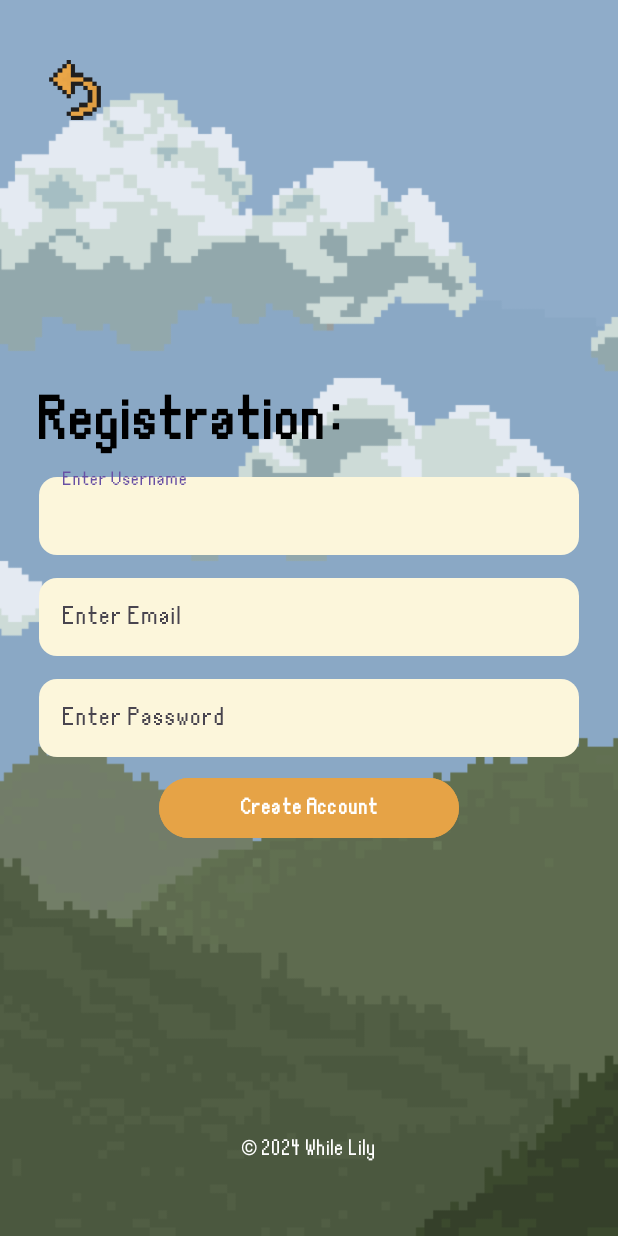
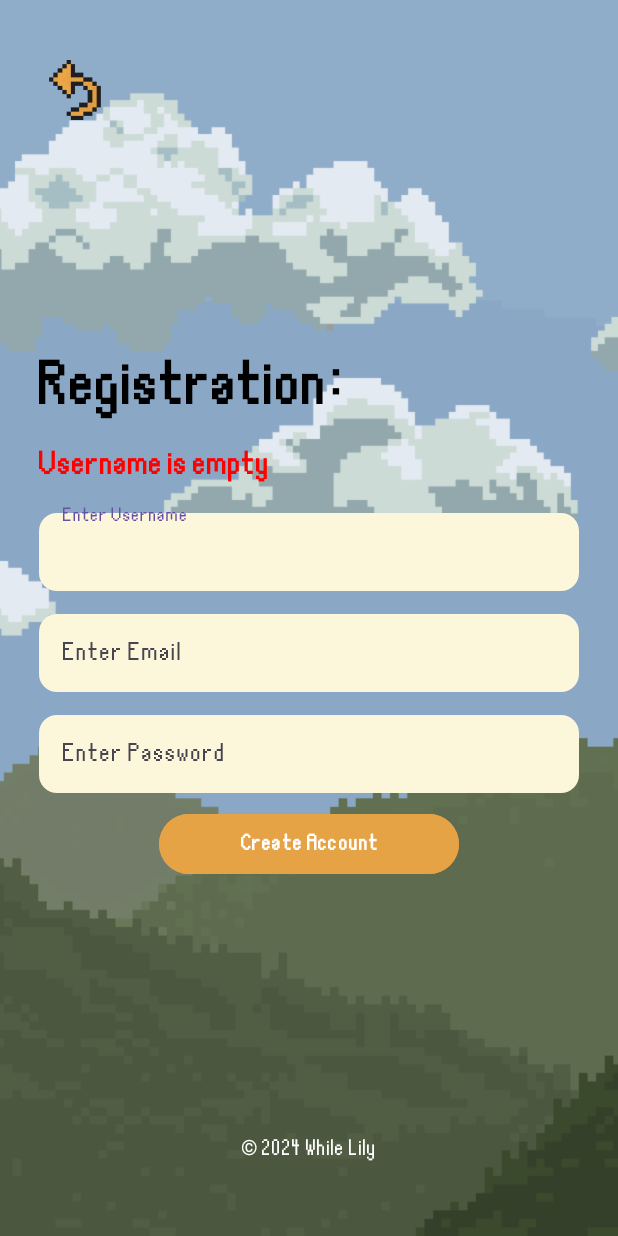
Before and after one commit to marcojalenyu/taskbound, an Android app: the RegisterActivity screen opened directly, with no data from a screen before it, after a tap on "Create Account", on a phone screen of 412 x 824 dp. Run offline under Robolectric (Android 15) with nearby library versions, the phone set to English and light mode, and no system bars; our stand-ins replace Firebase (no records; nobody signed in at launch, a user with empty details on screens opened directly); libraries missing offline, so code that uses them is left out: org.mindrot.jbcrypt.

Commit message:
ui: Replaced input error Toast with a TextView

```diff
--- a/app/src/main/java/com/mobdeve/s17/taskbound/RegisterActivity.java
+++ b/app/src/main/java/com/mobdeve/s17/taskbound/RegisterActivity.java
@@ -1,11 +1,13 @@
 package com.mobdeve.s17.taskbound;
 
+import android.annotation.SuppressLint;
 import android.content.Intent;
 import android.os.Bundle;
 import android.text.TextUtils;
 import android.view.View;
 import android.widget.Button;
 import android.widget.ImageButton;
+import android.widget.TextView;
 import android.widget.Toast;
 
 import androidx.activity.EdgeToEdge;
@@ -29,6 +31,7 @@ import org.mindrot.jbcrypt.BCrypt;
 public class RegisterActivity extends AppCompatActivity {
 
     // UI components
+    TextView tvErrorRegister;
     TextInputEditText newEmail, newUsername, newPassword;
     // Session components
     private UserSession currSession;
@@ -69,6 +72,7 @@ public class RegisterActivity extends AppCompatActivity {
         this.newEmail = findViewById(R.id.newEmail);
         this.newUsername = findViewById(R.id.newUsername);
         this.newPassword = findViewById(R.id.newPassword);
+        this.tvErrorRegister = findViewById(R.id.tvErrorRegister);
         Button btnCreateAccount = findViewById(R.id.btnCreateAccount);
         ImageButton btnBackToLogin = findViewById(R.id.btnBackToLogin);
         btnCreateAccount.setOnClickListener(this::btnClickedCreateAccount);
@@ -103,25 +107,36 @@ public class RegisterActivity extends AppCompatActivity {
      *  @param emailInput - the email input
      *  @param passwordInput - the password input
      */
+    @SuppressLint("SetTextI18n")
     private boolean inputIsValid(String usernameInput, String emailInput, String passwordInput) {
 
         if (TextUtils.isEmpty(usernameInput)) {
-            Toast.makeText(RegisterActivity.this, "Enter username", Toast.LENGTH_SHORT).show();
+            tvErrorRegister.setText("Username is empty");
+            tvErrorRegister.setVisibility(View.VISIBLE);
             return false;
         }
 
         if (TextUtils.isEmpty(emailInput)) {
-            Toast.makeText(RegisterActivity.this, "Enter email", Toast.LENGTH_SHORT).show();
+            tvErrorRegister.setText("Email is empty");
+            tvErrorRegister.setVisibility(View.VISIBLE);
             return false;
         }
 
         if (TextUtils.isEmpty(passwordInput)) {
-            Toast.makeText(RegisterActivity.this, "Enter password", Toast.LENGTH_SHORT).show();
+            tvErrorRegister.setText("Password is empty");
+            tvErrorRegister.setVisibility(View.VISIBLE);
+            return false;
+        }
+
+        if (!emailInput.contains("@") || !emailInput.contains(".")) {
+            tvErrorRegister.setText("Invalid email");
+            tvErrorRegister.setVisibility(View.VISIBLE);
             return false;
         }
 
         if (passwordInput.length() < 6) {
-            Toast.makeText(RegisterActivity.this, "Password must be at least 6 characters long", Toast.LENGTH_SHORT).show();
+            tvErrorRegister.setText("Password is too short");
+            tvErrorRegister.setVisibility(View.VISIBLE);
             return false;
         }
 
@@ -131,6 +146,7 @@ public class RegisterActivity extends AppCompatActivity {
     /**
      * Registers the user using Firebase Authentication.
      */
+    @SuppressLint("SetTextI18n")
     private void registerUser(String username, String email, String password) {
         userAuth.createUserWithEmailAndPassword(email, password)
                 .addOnCompleteListener(task -> {
@@ -140,11 +156,12 @@ public class RegisterActivity extends AppCompatActivity {
                         if (registeredUser != null) {
                             registerUserData(registeredUser.getUid(), username, email, password);
                             Toast.makeText(RegisterActivity.this, "Registered " + username, Toast.LENGTH_SHORT).show();
+                            tvErrorRegister.setVisibility(View.GONE);
                             returnToLogin();
                         }
                     } else {
                         // If registration failed
-                        Toast.makeText(RegisterActivity.this, "Registration failed.", Toast.LENGTH_SHORT).show();
+                        tvErrorRegister.setText("Registration failed");
                     }
                 });
     }
@@ -195,4 +212,13 @@ public class RegisterActivity extends AppCompatActivity {
             }
         });
     }
+
+    /**
+     * This method is called when the activity is resumed.
+     */
+    @Override
+    protected void onResume() {
+        super.onResume();
+        tvErrorRegister.setVisibility(View.GONE);
+    }
 }
--- a/app/src/main/res/layout/activity_register.xml
+++ b/app/src/main/res/layout/activity_register.xml
@@ -68,6 +68,22 @@
             android:textSize="38sp"
             android:textStyle="bold" />
 
+        <TextView
+            android:id="@+id/tvErrorRegister"
+            android:layout_width="420dp"
+            android:layout_height="wrap_content"
+            android:layout_marginTop="20dp"
+            android:layout_marginBottom="5dp"
+            android:gravity="center"
+            android:paddingStart="30dp"
+            android:paddingEnd="45dp"
+            android:text="Invalid form"
+            android:textAlignment="textStart"
+            android:textColor="@color/red"
+            android:textSize="20sp"
+            android:textStyle="bold"
+            android:visibility="gone" />
+
         <com.google.android.material.textfield.TextInputLayout
             android:id="@+id/newUsernameLayout"
             android:layout_width="420dp"
```
Also changed, not shown: app/src/main/java/com/mobdeve/s17/taskbound/LoginActivity.java (+26 -39 lines), app/src/main/res/layout/activity_login.xml (+16 -2 lines).
